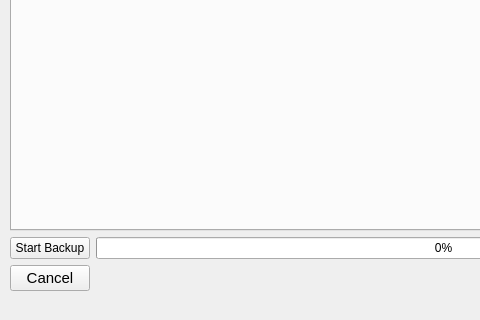
The window that src/vorta/assets/UI/mainwindow.ui (borgbase/vorta) describes before a commit, drawn with Qt 5; both pictures show x 0 to 480 and y 280 to 600 of the 800 by 600 pixel window.
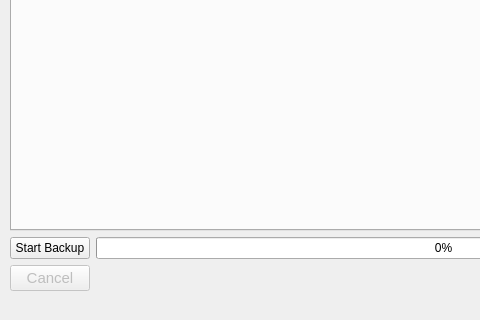
The same window after the commit.

What changed in the file:
```diff
--- a/src/vorta/assets/UI/mainwindow.ui
+++ b/src/vorta/assets/UI/mainwindow.ui
@@ -169,6 +169,9 @@
        </item>
        <item row="1" column="0">
         <widget class="QPushButton" name="cancelButton">
+         <property name="enabled">
+          <bool>false</bool>
+         </property>
          <property name="font">
           <font>
            <pointsize>11</pointsize>
```
